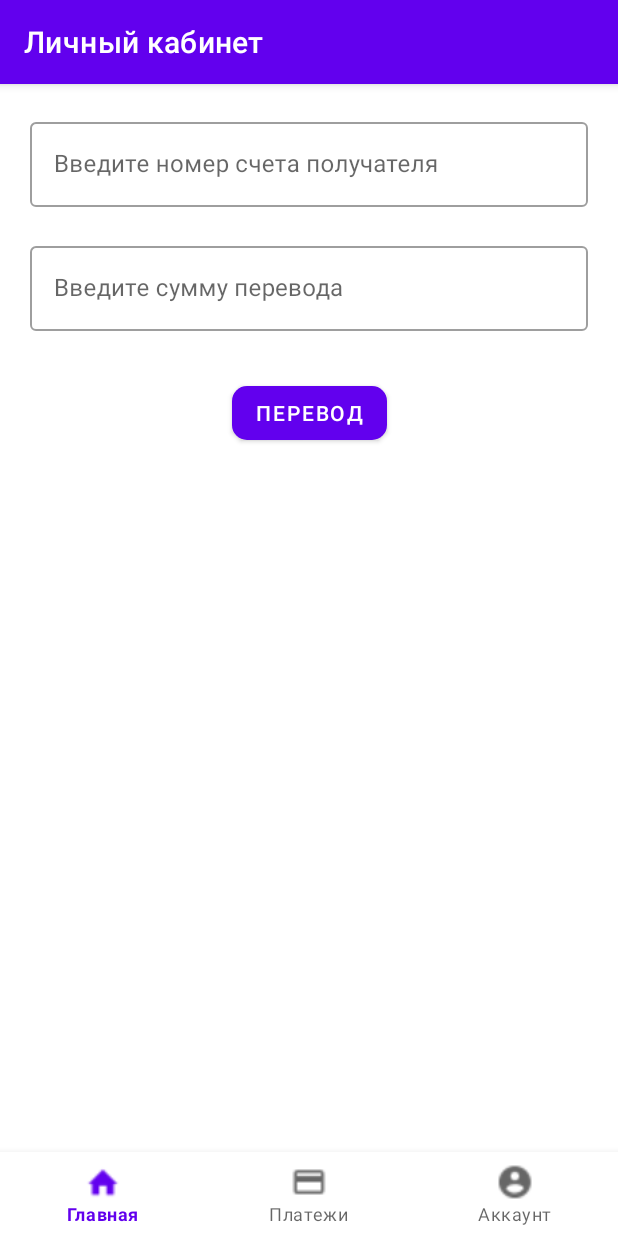
After one commit to Arturionni/HomeworkMobile, an Android app: the fragment TransferFragment placed in its activity, on a phone screen of 412 x 824 dp. The commit adds this screen. Run offline under Robolectric (Android 15) with nearby library versions, the light colour scheme and no system bars; our stand-ins replace Dagger/Hilt's generated code, RxJava; 4 statements that could not run were skipped.

Commit message:
replenish, transfer

```diff
--- a/app/src/main/java/com/example/homeworkmobile/model/db/AccountsDao.kt
+++ b/app/src/main/java/com/example/homeworkmobile/model/db/AccountsDao.kt
@@ -6,13 +6,16 @@
 @Dao
 interface AccountsDao {
     @Query("SELECT * FROM accounts WHERE userId = (:userId) AND status = 1")
-    fun getAccount(userId: Int): LiveData<List<Account?>>
+    fun getAccounts(userId: Int): LiveData<List<Account?>>
+
+    @Query("SELECT * FROM accounts WHERE accountNumber = (:accountNumber) LIMIT 1")
+    fun getAccount(accountNumber: String): Account?
 
     @Query("SELECT COUNT(*) from accounts WHERE accountNumber = (:accountNumber)")
     fun accountExist(accountNumber: String) : Boolean
 
     @Query("UPDATE accounts SET accountBalance = :value WHERE Id = :Id")
-    fun replenishAccount(value: Double, Id: Int)
+    fun setBalanceAccount(value: Double, Id: Int)
 
     @Query("UPDATE accounts SET status = 0 WHERE Id = (:Id)")
     fun closeAccount(Id: Int)
--- /dev/null
+++ b/app/src/main/java/com/example/homeworkmobile/views/personalArea/TransferFragment.kt
@@ -0,0 +1,90 @@
+package com.example.homeworkmobile.views.personalArea
+
+import android.os.Bundle
+import android.util.Log
+import android.view.Gravity
+import androidx.fragment.app.Fragment
+import android.view.LayoutInflater
+import android.view.View
+import android.view.ViewGroup
+import android.widget.Toast
+import androidx.fragment.app.FragmentTransaction
+
+import com.example.homeworkmobile.R
+import com.example.homeworkmobile.model.data.Account
+import com.example.homeworkmobile.views.personalArea.tabsMainMenu.MainTabFragment
+import kotlinx.android.synthetic.main.fragment_transfer.*
+import kotlinx.coroutines.CoroutineScope
+import kotlinx.coroutines.Dispatchers
+import kotlinx.coroutines.Job
+import kotlinx.coroutines.launch
+import kotlin.coroutines.CoroutineContext
+
+private const val ARG_PARAM1 = "account"
+
+class TransferFragment : Fragment(), CoroutineScope {
+
+    private var job: Job = Job()
+
+    override val coroutineContext: CoroutineContext
+        get() = Dispatchers.Main + job
+
+    private var account: Account? = null
+
+    override fun onCreate(savedInstanceState: Bundle?) {
+        super.onCreate(savedInstanceState)
+        arguments?.let {
+            account = it.getSerializable(ARG_PARAM1) as Account?
+        }
+    }
+
+    override fun onCreateView(
+        inflater: LayoutInflater, container: ViewGroup?,
+        savedInstanceState: Bundle?
+    ): View? {
+        // Inflate the layout for this fragment
+        return inflater.inflate(R.layout.fragment_transfer, container, false)
+    }
+    override fun onViewCreated(view: View, savedInstanceState: Bundle?) {
+        transferButton.setOnClickListener {
+            if (transferAccountNumberEditText.text.toString() != "" && transferValueEditText.text.toString() != ""){
+                launch {
+                    val value: PersonalAreaActivity = activity as PersonalAreaActivity
+                    val valueField: Double =  transferValueEditText.text.toString().toDouble()
+                    val accountNumberField: String =  transferAccountNumberEditText.text.toString()
+                    val receiverAccount: Account? = value.mAccountViewModel.getAccount(accountNumberField)
+                    if (receiverAccount != null) {
+                        if (valueField <= account?.accountBalance!!) {
+                            value.mAccountViewModel.replenishAccount(valueField, receiverAccount)
+                            value.mAccountViewModel.transferAccount(valueField, account!!)
+                            val newFragment: Fragment =
+                                MainTabFragment()
+                            val transaction: FragmentTransaction =
+                                fragmentManager!!.beginTransaction()
+                            transaction.replace(R.id.containerMain, newFragment);
+                            transaction.commit();
+                            val toast = Toast.makeText(
+                                activity?.applicationContext,
+                                "Перевод прошел успешно!",
+                                Toast.LENGTH_SHORT
+                            )
+                            toast.setGravity(Gravity.TOP, 0, 0)
+                            toast.show()
+                        }
+                        else {
+                            val toast = Toast.makeText(activity?.applicationContext, "Недостаточно средств для перевода!", Toast.LENGTH_SHORT)
+                            toast.setGravity(Gravity.TOP, 0, 0)
+                            toast.show()
+                        }
+                    }
+                    else {
+                        val toast = Toast.makeText(activity?.applicationContext, "Такого счета не существует!", Toast.LENGTH_SHORT)
+                        toast.setGravity(Gravity.TOP, 0, 0)
+                        toast.show()
+                    }
+
+                }
+            }
+        }
+    }
+}
--- a/app/src/main/java/com/example/homeworkmobile/views/personalArea/adapters/AccountsListAdapter.kt
+++ b/app/src/main/java/com/example/homeworkmobile/views/personalArea/adapters/AccountsListAdapter.kt
@@ -1,5 +1,6 @@
 package com.example.homeworkmobile.views.personalArea.adapters
 
+import android.annotation.SuppressLint
 import android.view.LayoutInflater
 import android.view.ViewGroup
 import android.widget.TextView
@@ -7,6 +8,7 @@
 import androidx.recyclerview.widget.RecyclerView
 import com.example.homeworkmobile.R
 import com.example.homeworkmobile.model.data.Account
+import kotlin.math.round
 
 class AccountsListAdapter(
     listArray: List<Account>?,
@@ -31,7 +33,7 @@
         }
         fun bind(account: Account) {
             number?.text = account.accountNumber
-            balance?.text = account.accountBalance.toString()
+            balance?.text = ((round(account.accountBalance!! * 100) / 100).toString())
         }
     }
 
--- /dev/null
+++ b/app/src/main/res/layout/fragment_transfer.xml
@@ -0,0 +1,57 @@
+<?xml version="1.0" encoding="utf-8"?>
+<androidx.constraintlayout.widget.ConstraintLayout xmlns:android="http://schemas.android.com/apk/res/android"
+    xmlns:tools="http://schemas.android.com/tools"
+    android:layout_width="match_parent"
+    android:layout_height="match_parent"
+    xmlns:app="http://schemas.android.com/apk/res-auto"
+    android:padding="20dp"
+    tools:context=".views.personalArea.TransferFragment">
+
+    <com.google.android.material.textfield.TextInputLayout
+        android:id="@+id/transferAccountNumberLayout"
+        style="@style/Widget.MaterialComponents.TextInputLayout.OutlinedBox"
+        android:layout_width="match_parent"
+        android:layout_height="wrap_content"
+        android:ems="10"
+        android:hint="Введите номер счета получателя"
+        app:errorEnabled="true"
+        app:layout_constraintTop_toTopOf="parent"
+        tools:layout_editor_absoluteX="20dp">
+        <com.google.android.material.textfield.TextInputEditText
+            android:id="@+id/transferAccountNumberEditText"
+            android:layout_width="match_parent"
+            android:inputType="number"
+            android:layout_height="wrap_content" />
+    </com.google.android.material.textfield.TextInputLayout>
+
+    <com.google.android.material.textfield.TextInputLayout
+        android:id="@+id/transferValueLayout"
+        style="@style/Widget.MaterialComponents.TextInputLayout.OutlinedBox"
+        android:layout_width="match_parent"
+        android:layout_height="wrap_content"
+        android:ems="10"
+        android:hint="Введите сумму перевода"
+        android:layout_marginTop="0dp"
+        app:errorEnabled="true"
+        app:layout_constraintTop_toBottomOf="@+id/transferAccountNumberLayout"
+        tools:layout_editor_absoluteX="20dp">
+
+        <com.google.android.material.textfield.TextInputEditText
+            android:id="@+id/transferValueEditText"
+            android:layout_width="match_parent"
+            android:inputType="numberDecimal"
+            android:layout_height="wrap_content" />
+    </com.google.android.material.textfield.TextInputLayout>
+
+    <com.google.android.material.button.MaterialButton
+        android:id="@+id/transferButton"
+        android:layout_width="wrap_content"
+        android:layout_height="wrap_content"
+        android:text="Перевод"
+        app:cornerRadius="10dp"
+        android:layout_marginTop="10dp"
+        app:layout_constraintEnd_toEndOf="@+id/transferValueLayout"
+        app:layout_constraintStart_toStartOf="@+id/transferValueLayout"
+        app:layout_constraintTop_toBottomOf="@+id/transferValueLayout" />
+
+</androidx.constraintlayout.widget.ConstraintLayout>
```
Also changed, not shown: app/src/main/java/com/example/homeworkmobile/model/AccountModel.kt (+11 -3 lines), app/src/main/java/com/example/homeworkmobile/viewmodel/AccountViewModel.kt (+7 -0 lines), app/src/main/java/com/example/homeworkmobile/views/personalArea/AccountDetailFragment.kt (+22 -0 lines), app/src/main/java/com/example/homeworkmobile/views/personalArea/ReplenishFragment.kt (added, +62 -0 lines), app/src/main/java/com/example/homeworkmobile/views/personalArea/tabsMainMenu/MainTabFragment.kt (+0 -8 lines), app/src/main/res/layout/fragment_replenish.xml (added, +38 -0 lines).
